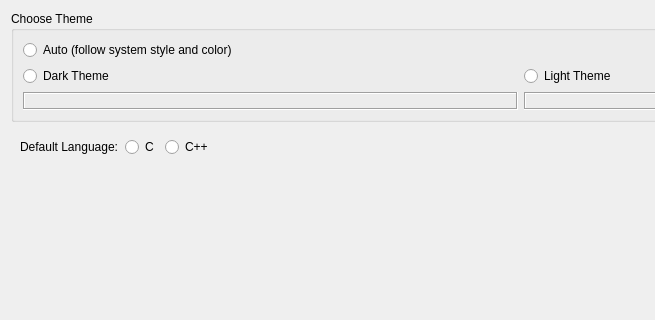
Above: RedPandaIDE/widgets/choosethemedialog.ui from royqh1979/RedPanda-CPP before the change; both pictures show x 0 to 655 and y 0 to 320 of the 1041 by 593 pixel window. Below: the same form after it.
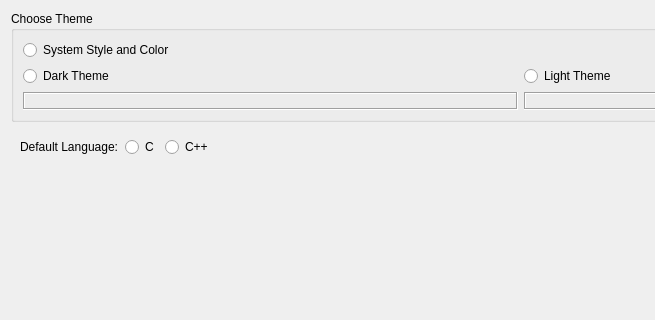
That is the form after the change. Icons and pictures are not drawn.

```diff
--- a/RedPandaIDE/widgets/choosethemedialog.ui
+++ b/RedPandaIDE/widgets/choosethemedialog.ui
@@ -69,7 +69,7 @@
       <item row="0" column="0">
        <widget class="QRadioButton" name="rbAuto">
         <property name="text">
-         <string>Auto (follow system style and color)</string>
+         <string>System Style and Color</string>
         </property>
        </widget>
       </item>
```
